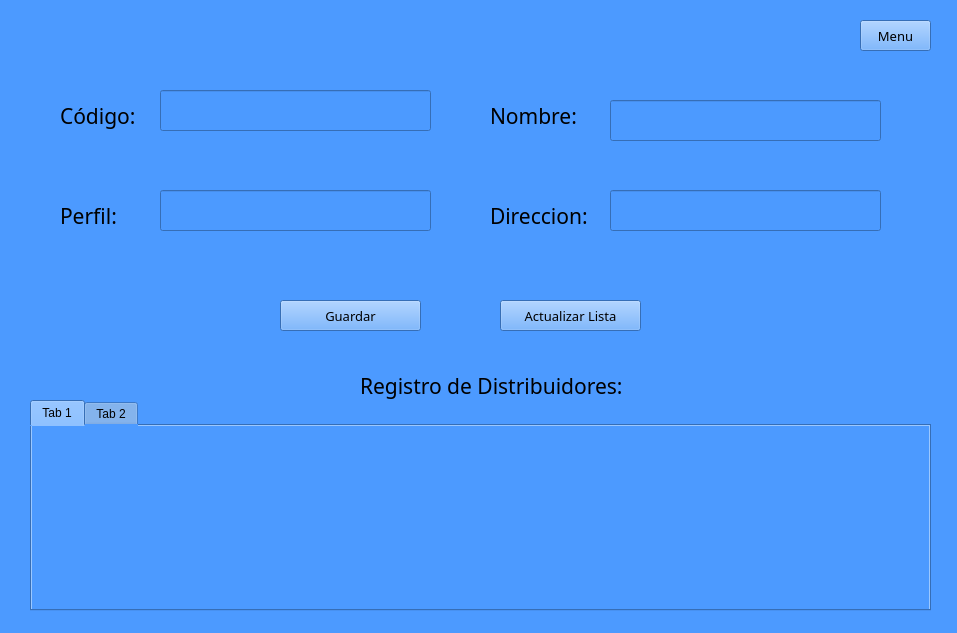
Qt form UI/Inventario/UI_Listadistribuidores.ui (mariacorralesc/proyecto_Grupo3) before a commit.
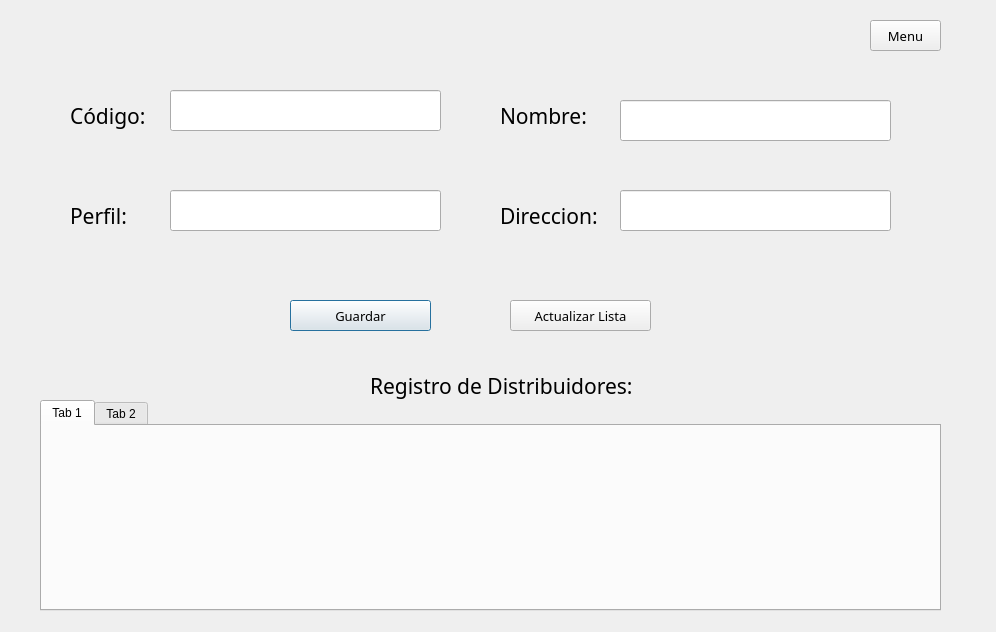
The same form after that commit.

```diff
--- a/UI/Inventario/UI_Listadistribuidores.ui
+++ b/UI/Inventario/UI_Listadistribuidores.ui
@@ -1,271 +1,264 @@
 <?xml version="1.0" encoding="UTF-8"?>
 <ui version="4.0">
- <class>Listadistribuidores</class>
- <widget class="QMainWindow" name="Listadistribuidores">
+ <class>Distribuidores</class>
+ <widget class="QDialog" name="Distribuidores">
   <property name="geometry">
    <rect>
     <x>0</x>
     <y>0</y>
-    <width>957</width>
-    <height>633</height>
+    <width>996</width>
+    <height>632</height>
    </rect>
   </property>
   <property name="windowTitle">
    <string>Lista de Distribuidores</string>
   </property>
-  <property name="styleSheet">
-   <string notr="true">background-color: rgb(0, 0, 255);
-background-color: rgb(76, 154, 255);</string>
-  </property>
-  <widget class="QWidget" name="centralwidget">
-   <widget class="QLabel" name="lblNombre">
-    <property name="geometry">
-     <rect>
-      <x>490</x>
-      <y>90</y>
-      <width>101</width>
-      <height>51</height>
-     </rect>
-    </property>
-    <property name="font">
-     <font>
-      <family>Century Gothic</family>
-      <pointsize>16</pointsize>
-      <weight>50</weight>
-      <bold>false</bold>
-     </font>
-    </property>
-    <property name="text">
-     <string>Nombre:</string>
-    </property>
+  <widget class="QLineEdit" name="txtCodigo">
+   <property name="geometry">
+    <rect>
+     <x>170</x>
+     <y>90</y>
+     <width>271</width>
+     <height>41</height>
+    </rect>
+   </property>
+   <property name="font">
+    <font>
+     <family>Century Gothic</family>
+     <pointsize>16</pointsize>
+    </font>
+   </property>
+  </widget>
+  <widget class="QPushButton" name="btGuardar">
+   <property name="geometry">
+    <rect>
+     <x>290</x>
+     <y>300</y>
+     <width>141</width>
+     <height>31</height>
+    </rect>
+   </property>
+   <property name="font">
+    <font>
+     <family>Century Gothic</family>
+     <pointsize>10</pointsize>
+    </font>
+   </property>
+   <property name="text">
+    <string>Guardar</string>
+   </property>
+  </widget>
+  <widget class="QTabWidget" name="tblproductos">
+   <property name="geometry">
+    <rect>
+     <x>40</x>
+     <y>400</y>
+     <width>901</width>
+     <height>211</height>
+    </rect>
+   </property>
+   <widget class="QWidget" name="tab">
+    <attribute name="title">
+     <string>Tab 1</string>
+    </attribute>
    </widget>
-   <widget class="QLabel" name="lblCodigo">
-    <property name="geometry">
-     <rect>
-      <x>60</x>
-      <y>90</y>
-      <width>101</width>
-      <height>51</height>
-     </rect>
-    </property>
-    <property name="font">
-     <font>
-      <family>Century Gothic</family>
-      <pointsize>16</pointsize>
-      <weight>50</weight>
-      <bold>false</bold>
-     </font>
-    </property>
-    <property name="text">
-     <string>Código:</string>
-    </property>
+   <widget class="QWidget" name="tab_2">
+    <attribute name="title">
+     <string>Tab 2</string>
+    </attribute>
    </widget>
-   <widget class="QLabel" name="lblRegistro">
-    <property name="geometry">
-     <rect>
-      <x>360</x>
-      <y>360</y>
-      <width>291</width>
-      <height>51</height>
-     </rect>
-    </property>
-    <property name="font">
-     <font>
-      <family>Century Gothic</family>
-      <pointsize>16</pointsize>
-      <weight>50</weight>
-      <bold>false</bold>
-     </font>
-    </property>
-    <property name="text">
-     <string>Registro de Distribuidores:</string>
-    </property>
-   </widget>
-   <widget class="QLabel" name="lblPerfil">
-    <property name="geometry">
-     <rect>
-      <x>60</x>
-      <y>190</y>
-      <width>111</width>
-      <height>51</height>
-     </rect>
-    </property>
-    <property name="font">
-     <font>
-      <family>Century Gothic</family>
-      <pointsize>16</pointsize>
-      <weight>50</weight>
-      <bold>false</bold>
-     </font>
-    </property>
-    <property name="text">
-     <string>Perfil:</string>
-    </property>
-   </widget>
-   <widget class="QPushButton" name="btActualizar">
-    <property name="geometry">
-     <rect>
-      <x>500</x>
-      <y>300</y>
-      <width>141</width>
-      <height>31</height>
-     </rect>
-    </property>
-    <property name="font">
-     <font>
-      <family>Century Gothic</family>
-      <pointsize>10</pointsize>
-     </font>
-    </property>
-    <property name="text">
-     <string>Actualizar Lista</string>
-    </property>
-   </widget>
-   <widget class="QPushButton" name="btGuardar">
-    <property name="geometry">
-     <rect>
-      <x>280</x>
-      <y>300</y>
-      <width>141</width>
-      <height>31</height>
-     </rect>
-    </property>
-    <property name="font">
-     <font>
-      <family>Century Gothic</family>
-      <pointsize>10</pointsize>
-     </font>
-    </property>
-    <property name="text">
-     <string>Guardar</string>
-    </property>
-   </widget>
-   <widget class="QLabel" name="lblDireccion">
-    <property name="geometry">
-     <rect>
-      <x>490</x>
-      <y>190</y>
-      <width>111</width>
-      <height>51</height>
-     </rect>
-    </property>
-    <property name="font">
-     <font>
-      <family>Century Gothic</family>
-      <pointsize>16</pointsize>
-      <weight>50</weight>
-      <bold>false</bold>
-     </font>
-    </property>
-    <property name="text">
-     <string>Direccion:</string>
-    </property>
-   </widget>
-   <widget class="QPushButton" name="btMenu">
-    <property name="geometry">
-     <rect>
-      <x>860</x>
-      <y>20</y>
-      <width>71</width>
-      <height>31</height>
-     </rect>
-    </property>
-    <property name="font">
-     <font>
-      <family>Century Gothic</family>
-      <pointsize>10</pointsize>
-     </font>
-    </property>
-    <property name="text">
-     <string>Menu</string>
-    </property>
-   </widget>
-   <widget class="QLineEdit" name="txtCodigo">
-    <property name="geometry">
-     <rect>
-      <x>160</x>
-      <y>90</y>
-      <width>271</width>
-      <height>41</height>
-     </rect>
-    </property>
-    <property name="font">
-     <font>
-      <family>Century Gothic</family>
-      <pointsize>16</pointsize>
-     </font>
-    </property>
-   </widget>
-   <widget class="QLineEdit" name="txtPerfil">
-    <property name="geometry">
-     <rect>
-      <x>160</x>
-      <y>190</y>
-      <width>271</width>
-      <height>41</height>
-     </rect>
-    </property>
-    <property name="font">
-     <font>
-      <family>Century Gothic</family>
-      <pointsize>16</pointsize>
-     </font>
-    </property>
-   </widget>
-   <widget class="QLineEdit" name="txtNombre">
-    <property name="geometry">
-     <rect>
-      <x>610</x>
-      <y>100</y>
-      <width>271</width>
-      <height>41</height>
-     </rect>
-    </property>
-    <property name="font">
-     <font>
-      <family>Century Gothic</family>
-      <pointsize>16</pointsize>
-     </font>
-    </property>
-   </widget>
-   <widget class="QLineEdit" name="txtDireccion">
-    <property name="geometry">
-     <rect>
-      <x>610</x>
-      <y>190</y>
-      <width>271</width>
-      <height>41</height>
-     </rect>
-    </property>
-    <property name="font">
-     <font>
-      <family>Century Gothic</family>
-      <pointsize>16</pointsize>
-     </font>
-    </property>
-   </widget>
-   <widget class="QTabWidget" name="tblproductos">
-    <property name="geometry">
-     <rect>
-      <x>30</x>
-      <y>400</y>
-      <width>901</width>
-      <height>211</height>
-     </rect>
-    </property>
-    <widget class="QWidget" name="tab">
-     <attribute name="title">
-      <string>Tab 1</string>
-     </attribute>
-    </widget>
-    <widget class="QWidget" name="tab_2">
-     <attribute name="title">
-      <string>Tab 2</string>
-     </attribute>
-    </widget>
-   </widget>
   </widget>
-  <widget class="QStatusBar" name="statusbar"/>
+  <widget class="QLabel" name="lblDireccion">
+   <property name="geometry">
+    <rect>
+     <x>500</x>
+     <y>190</y>
+     <width>111</width>
+     <height>51</height>
+    </rect>
+   </property>
+   <property name="font">
+    <font>
+     <family>Century Gothic</family>
+     <pointsize>16</pointsize>
+     <weight>50</weight>
+     <bold>false</bold>
+    </font>
+   </property>
+   <property name="text">
+    <string>Direccion:</string>
+   </property>
+  </widget>
+  <widget class="QLineEdit" name="txtDireccion">
+   <property name="geometry">
+    <rect>
+     <x>620</x>
+     <y>190</y>
+     <width>271</width>
+     <height>41</height>
+    </rect>
+   </property>
+   <property name="font">
+    <font>
+     <family>Century Gothic</family>
+     <pointsize>16</pointsize>
+    </font>
+   </property>
+  </widget>
+  <widget class="QLabel" name="lblPerfil">
+   <property name="geometry">
+    <rect>
+     <x>70</x>
+     <y>190</y>
+     <width>111</width>
+     <height>51</height>
+    </rect>
+   </property>
+   <property name="font">
+    <font>
+     <family>Century Gothic</family>
+     <pointsize>16</pointsize>
+     <weight>50</weight>
+     <bold>false</bold>
+    </font>
+   </property>
+   <property name="text">
+    <string>Perfil:</string>
+   </property>
+  </widget>
+  <widget class="QLineEdit" name="txtPerfil">
+   <property name="geometry">
+    <rect>
+     <x>170</x>
+     <y>190</y>
+     <width>271</width>
+     <height>41</height>
+    </rect>
+   </property>
+   <property name="font">
+    <font>
+     <family>Century Gothic</family>
+     <pointsize>16</pointsize>
+    </font>
+   </property>
+  </widget>
+  <widget class="QLineEdit" name="txtNombre">
+   <property name="geometry">
+    <rect>
+     <x>620</x>
+     <y>100</y>
+     <width>271</width>
+     <height>41</height>
+    </rect>
+   </property>
+   <property name="font">
+    <font>
+     <family>Century Gothic</family>
+     <pointsize>16</pointsize>
+    </font>
+   </property>
+  </widget>
+  <widget class="QLabel" name="lblCodigo">
+   <property name="geometry">
+    <rect>
+     <x>70</x>
+     <y>90</y>
+     <width>101</width>
+     <height>51</height>
+    </rect>
+   </property>
+   <property name="font">
+    <font>
+     <family>Century Gothic</family>
+     <pointsize>16</pointsize>
+     <weight>50</weight>
+     <bold>false</bold>
+    </font>
+   </property>
+   <property name="text">
+    <string>Código:</string>
+   </property>
+  </widget>
+  <widget class="QPushButton" name="btActualizar">
+   <property name="geometry">
+    <rect>
+     <x>510</x>
+     <y>300</y>
+     <width>141</width>
+     <height>31</height>
+    </rect>
+   </property>
+   <property name="font">
+    <font>
+     <family>Century Gothic</family>
+     <pointsize>10</pointsize>
+    </font>
+   </property>
+   <property name="text">
+    <string>Actualizar Lista</string>
+   </property>
+  </widget>
+  <widget class="QLabel" name="lblRegistro">
+   <property name="geometry">
+    <rect>
+     <x>370</x>
+     <y>360</y>
+     <width>291</width>
+     <height>51</height>
+    </rect>
+   </property>
+   <property name="font">
+    <font>
+     <family>Century Gothic</family>
+     <pointsize>16</pointsize>
+     <weight>50</weight>
+     <bold>false</bold>
+    </font>
+   </property>
+   <property name="text">
+    <string>Registro de Distribuidores:</string>
+   </property>
+  </widget>
+  <widget class="QPushButton" name="btMenu">
+   <property name="geometry">
+    <rect>
+     <x>870</x>
+     <y>20</y>
+     <width>71</width>
+     <height>31</height>
+    </rect>
+   </property>
+   <property name="font">
+    <font>
+     <family>Century Gothic</family>
+     <pointsize>10</pointsize>
+    </font>
+   </property>
+   <property name="text">
+    <string>Menu</string>
+   </property>
+  </widget>
+  <widget class="QLabel" name="lblNombre">
+   <property name="geometry">
+    <rect>
+     <x>500</x>
+     <y>90</y>
+     <width>101</width>
+     <height>51</height>
+    </rect>
+   </property>
+   <property name="font">
+    <font>
+     <family>Century Gothic</family>
+     <pointsize>16</pointsize>
+     <weight>50</weight>
+     <bold>false</bold>
+    </font>
+   </property>
+   <property name="text">
+    <string>Nombre:</string>
+   </property>
+  </widget>
  </widget>
  <resources/>
  <connections/>
```
Left out of the diff: 2 changed lines with no effect on the pictures.
